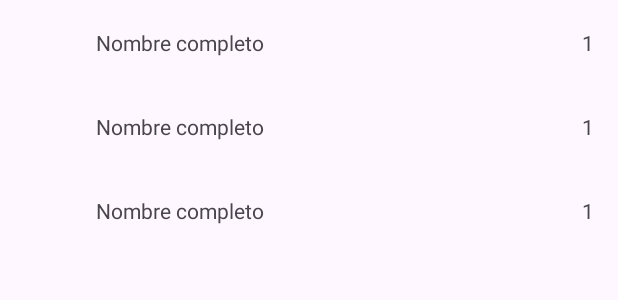
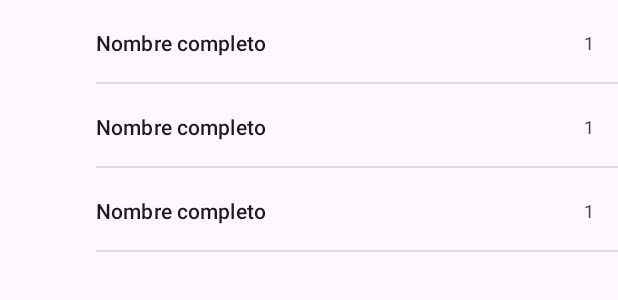
Before and after one commit to DaniloSanguinoP/User-SP, an Android app: the layout activity_main.xml on its own in the app's theme, with its tools: preview values and no code run, on a phone screen of 412 x 824 dp. Shown: the top 300 px of the screen. Run offline under Robolectric (Android 15) with nearby library versions, the phone set to English and light mode, and no system bars.

Commit message:
feature/UI_interface DS 20240412
- Se realizan ajustes al diseño del recyclearView y se crea interfaz personalizada para el clic.

```diff
--- /dev/null
+++ b/app/src/main/java/com/example/usersp/OnClickListener.kt
@@ -0,0 +1,5 @@
+package com.example.usersp
+
+interface OnClickListener {
+    fun onCLick(user: User, position: Int)
+}
--- a/app/src/main/res/layout/item_user.xml
+++ b/app/src/main/res/layout/item_user.xml
@@ -24,6 +24,7 @@
         android:layout_height="wrap_content"
         tools:text="1"
         android:layout_marginEnd="@dimen/common_padding_default"
+        android:textAppearance="?attr/textAppearanceCaption"
         app:layout_constraintTop_toTopOf="parent"
         app:layout_constraintEnd_toEndOf="parent"
         app:layout_constraintBottom_toBottomOf="parent"/>
@@ -34,9 +35,19 @@
         android:layout_height="wrap_content"
         tools:text="Nombre completo"
         android:layout_marginHorizontal="@dimen/common_padding_default"
+        android:textAppearance="?attr/textAppearanceSubtitle2"
         app:layout_constraintStart_toEndOf="@+id/imgPhoto"
         app:layout_constraintEnd_toStartOf="@+id/tvOrder"
         app:layout_constraintTop_toTopOf="parent"
         app:layout_constraintBottom_toBottomOf="parent"/>
 
+    <View
+
+        android:layout_width="0dp"
+        android:layout_height="1dp"
+        android:background="@color/color_divider"
+        app:layout_constraintStart_toStartOf="@+id/tvName"
+        app:layout_constraintEnd_toEndOf="parent"
+        app:layout_constraintBottom_toBottomOf="parent"/>
+
 </androidx.constraintlayout.widget.ConstraintLayout>
--- a/app/src/main/res/values/colors.xml
+++ b/app/src/main/res/values/colors.xml
@@ -2,4 +2,5 @@
 <resources>
     <color name="black">#FF000000</color>
     <color name="white">#FFFFFFFF</color>
+    <color name="color_divider">#1F000000</color>
 </resources>
```
Also changed, not shown: app/src/main/java/com/example/usersp/MainActivity.kt (+8 -2 lines), app/src/main/java/com/example/usersp/UserAdapter.kt (+6 -1 lines).
